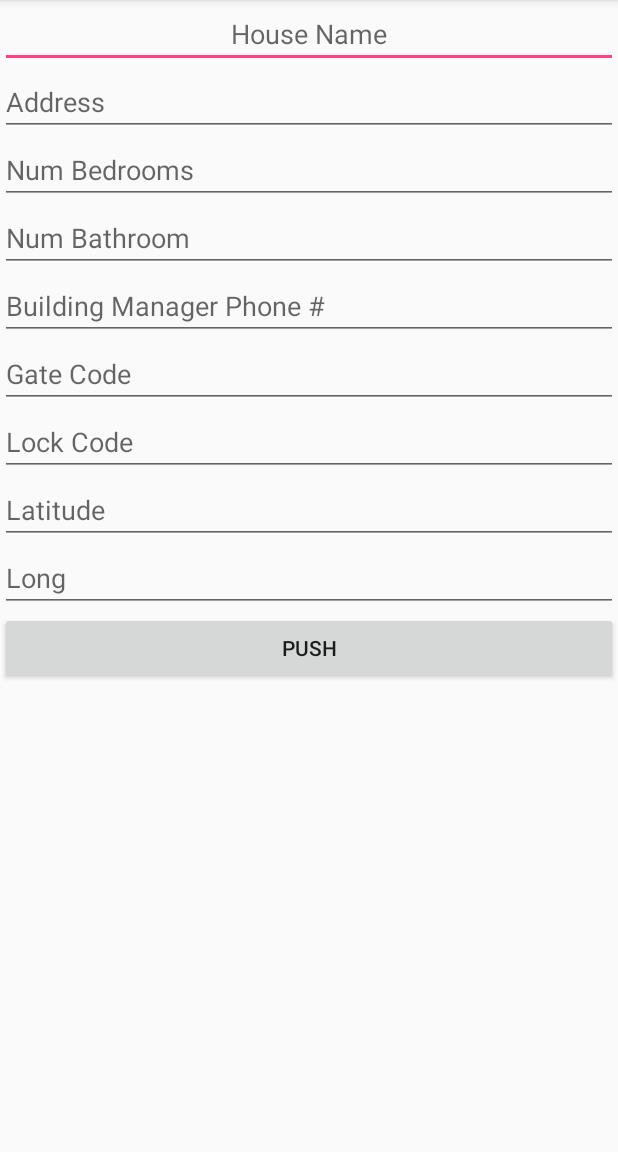
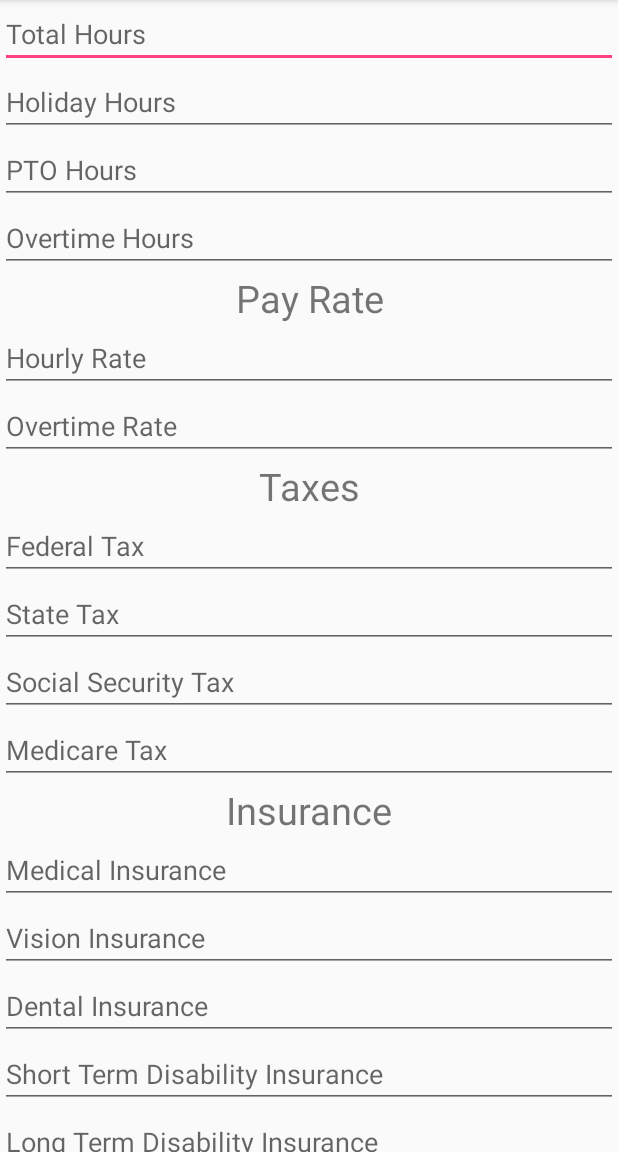
Before and after one commit to torresedel/FinalProjTest, an Android app: the screen it shows after launch (MainActivity before the commit, FinanceInfoActivity after it), on a phone screen of 412 x 824 dp, the part 84-1236 px from its top. Run offline under Robolectric (Android 15) with nearby library versions, the phone set to English and light mode, and no system bars; our stand-ins replace ButterKnife.

Commit message:
Added TeamInfo Object and TeamInfo Layout

```diff
--- a/app/src/main/AndroidManifest.xml
+++ b/app/src/main/AndroidManifest.xml
@@ -1,6 +1,8 @@
 <?xml version="1.0" encoding="utf-8"?>
 <manifest xmlns:android="http://schemas.android.com/apk/res/android"
     package="com.example.admin.finalprojtest">
+
+    <uses-permission android:name="android.permission.INTERNET" />
 
     <application
         android:allowBackup="true"
@@ -16,6 +18,7 @@
                 <category android:name="android.intent.category.LAUNCHER" />
             </intent-filter>
         </activity>
+        <activity android:name=".FinanceInfoActivity"></activity>
     </application>
 
 </manifest>
--- /dev/null
+++ b/app/src/main/java/com/example/admin/finalprojtest/FinanceInfoActivity.java
@@ -0,0 +1,158 @@
+package com.example.admin.finalprojtest;
+
+import android.os.Bundle;
+import android.support.v7.app.AppCompatActivity;
+import android.view.View;
+import android.widget.EditText;
+
+import java.text.ParseException;
+import java.text.SimpleDateFormat;
+import java.util.Date;
+
+import butterknife.BindView;
+import butterknife.ButterKnife;
+
+public class FinanceInfoActivity extends AppCompatActivity {
+
+
+    @BindView(R.id.etAddFinance_totalHours)
+    EditText etAddFinanceTotalHours;
+    @BindView(R.id.etAddFinance_overtimeHours)
+    EditText etAddFinanceOvertimeHours;
+    @BindView(R.id.etAddFinance_holidayHours)
+    EditText etAddFinanceHolidayHours;
+    @BindView(R.id.etAddFinance_pto)
+    EditText etAddFinancePto;
+
+    @BindView(R.id.etAddFinance_hourlyRate)
+    EditText etAddFinanceHourlyRate;
+    @BindView(R.id.etAddFinance_overtimeRate)
+    EditText etAddFinanceOvertimeRate;
+
+    @BindView(R.id.etAddFinance_federalTax)
+    EditText etAddFinanceFederalTax;
+    @BindView(R.id.etAddFinance_stateTax)
+    EditText etAddFinanceStateTax;
+    @BindView(R.id.etAddFinance_socialSecurityTax)
+    EditText etAddFinanceSocialSecurityTax;
+    @BindView(R.id.etAddFinance_medicareTax)
+    EditText etAddFinanceMedicareTax;
+
+    @BindView(R.id.etAddFinance_medicalInsurance)
+    EditText etAddFinanceMedicalInsurance;
+    @BindView(R.id.etAddFinance_visionInsurance)
+    EditText etAddFinanceVisionInsurance;
+    @BindView(R.id.etAddFinance_dentalInsurance)
+    EditText etAddFinanceDentalInsurance;
+    @BindView(R.id.etAddFinance_shortTermDisabilityInsurance)
+    EditText etAddFinanceShortTermDisabilityInsurance;
+    @BindView(R.id.etAddFinance_longTermDisabilityInsurance)
+    EditText etAddFinanceLongTermDisabilityInsurance;
+    @BindView(R.id.etAddFinance_lifeInsurance)
+    EditText etAddFinanceLifeInsurance;
+
+    @BindView(R.id.etAddFinance_dateFrom)
+    EditText etAddFinanceDateFrom;
+    @BindView(R.id.etAddFinance_dateTo)
+    EditText etAddFinanceDateTo;
+    @BindView(R.id.etAddFinance_payDate)
+    EditText etAddFinancePayDate;
+
+    FinanceInfoClass financeInfoClass;
+
+    @Override
+    protected void onCreate(Bundle savedInstanceState) {
+        super.onCreate(savedInstanceState);
+        setContentView(R.layout.activity_finance_info_class);
+        ButterKnife.bind(this);
+
+    }
+
+    public void addFinance(View view) {
+
+        float totalHours = Float.valueOf(etAddFinanceTotalHours.getText().toString());
+        float holidayHours = Float.valueOf(etAddFinanceHolidayHours.getText().toString());
+        float ptoUsedHours = Float.valueOf(etAddFinancePto.getText().toString());
+        float overtimeHours = Float.valueOf(etAddFinanceOvertimeHours.getText().toString());
+
+        float hourlyRate = Float.valueOf(etAddFinanceHourlyRate.getText().toString());
+        float overtimeRate = Float.valueOf(etAddFinanceOvertimeRate.getText().toString());
+
+        float federalTax = Float.valueOf(etAddFinanceFederalTax.getText().toString());
+        float stateTax = Float.valueOf(etAddFinanceStateTax.getText().toString());
+        float socialSecurityTax = Float.valueOf(etAddFinanceSocialSecurityTax.getText().toString());
+        float medicareTax = Float.valueOf(etAddFinanceMedicareTax.getText().toString());
+
+        float medicalInsurance = Float.valueOf(etAddFinanceMedicalInsurance.getText().toString());
+        float visionInsurance = Float.valueOf(etAddFinanceVisionInsurance.getText().toString());
+        float dentalInsurance = Float.valueOf(etAddFinanceDentalInsurance.getText().toString());
+        float shortTermDisabilityInsurance = Float.valueOf(etAddFinanceShortTermDisabilityInsurance.getText().toString());
+        float longTermDisabilityInsurance = Float.valueOf(etAddFinanceLongTermDisabilityInsurance.getText().toString());
+        float lifeInsurance = Float.valueOf(etAddFinanceLifeInsurance.getText().toString());
+
+        SimpleDateFormat df = new SimpleDateFormat("mm/dd/yyyy");
+
+        Date dateFrom = null;
+        try {
+            dateFrom = df.parse(etAddFinanceDateFrom.getText().toString());
+        } catch (ParseException e) {
+            e.printStackTrace();
+        }
+        Date dateTo = null;
+        try {
+            dateTo = df.parse(etAddFinanceDateFrom.getText().toString());
+        } catch (ParseException e) {
+            e.printStackTrace();
+        }
+        Date payDate = null;
+        try {
+            payDate = df.parse(etAddFinanceDateFrom.getText().toString());
+        } catch (ParseException e) {
+            e.printStackTrace();
+        }
+
+
+        financeInfoClass = new FinanceInfoClass(totalHours, holidayHours, ptoUsedHours,
+                overtimeHours,
+                hourlyRate, overtimeRate,
+                federalTax, stateTax, socialSecurityTax, medicareTax,
+                medicalInsurance, visionInsurance, dentalInsurance,
+                shortTermDisabilityInsurance, longTermDisabilityInsurance, lifeInsurance,
+                dateFrom, dateTo, payDate);
+
+    }
+
+    float getTotalPay() {
+
+        float total;
+
+        float totalHours = Float.valueOf(etAddFinanceTotalHours.getText().toString());
+        float holidayHours = Float.valueOf(etAddFinanceHolidayHours.getText().toString());
+        float ptoUsedHours = Float.valueOf(etAddFinancePto.getText().toString());
+        float overtimeHours = Float.valueOf(etAddFinanceOvertimeHours.getText().toString());
+
+        float hourlyRate = Float.valueOf(etAddFinanceHourlyRate.getText().toString());
+        float overtimeRate = Float.valueOf(etAddFinanceOvertimeRate.getText().toString());
+
+        float federalTax = Float.valueOf(etAddFinanceFederalTax.getText().toString());
+        float stateTax = Float.valueOf(etAddFinanceStateTax.getText().toString());
+        float socialSecurityTax = Float.valueOf(etAddFinanceSocialSecurityTax.getText().toString());
+        float medicareTax = Float.valueOf(etAddFinanceMedicareTax.getText().toString());
+
+        float medicalInsurance = Float.valueOf(etAddFinanceMedicalInsurance.getText().toString());
+        float visionInsurance = Float.valueOf(etAddFinanceVisionInsurance.getText().toString());
+        float dentalInsurance = Float.valueOf(etAddFinanceDentalInsurance.getText().toString());
+        float shortTermDisabilityInsurance = Float.valueOf(etAddFinanceShortTermDisabilityInsurance.getText().toString());
+        float longTermDisabilityInsurance = Float.valueOf(etAddFinanceLongTermDisabilityInsurance.getText().toString());
+        float lifeInsurance = Float.valueOf(etAddFinanceLifeInsurance.getText().toString());
+
+        total = (totalHours + holidayHours + ptoUsedHours) * hourlyRate
+                + (overtimeRate * overtimeHours)
+                - federalTax - stateTax - socialSecurityTax - medicareTax
+                - medicalInsurance - visionInsurance - dentalInsurance
+                - shortTermDisabilityInsurance - longTermDisabilityInsurance
+                - lifeInsurance;
+
+        return total;
+    }
+}
--- a/app/src/main/java/com/example/admin/finalprojtest/MainActivity.java
+++ b/app/src/main/java/com/example/admin/finalprojtest/MainActivity.java
@@ -1,5 +1,6 @@
 package com.example.admin.finalprojtest;
 
+import android.content.Intent;
 import android.os.Bundle;
 import android.support.v7.app.AppCompatActivity;
 import android.view.View;
@@ -35,11 +36,43 @@ public class MainActivity extends AppCompatActivity {
     @Override
     protected void onCreate(Bundle savedInstanceState) {
         super.onCreate(savedInstanceState);
-        setContentView(R.layout.housing_info_input);
-        ButterKnife.bind(this);
+        setContentView(R.layout.team_info_input);
+        //ButterKnife.bind(this);
+
+        Intent intent = new Intent();
+        intent.setClass(this, FinanceInfoActivity.class);
+        startActivity(intent);
     }
 
-    public void sendToFirebase(View view) {
+    TeamInfo teamInfo;
+
+    EditText teamName;
+    EditText teamMember1;
+    EditText teamMember2;
+    EditText teamMember3;
+
+    public void sendTeamInfo(View view) {
+
+        if (teamName != null
+                && teamMember1 != null
+                && teamMember2 != null
+                && teamMember3 != null) {
+
+            String tName = teamName.getText().toString();
+            List<String> members = new ArrayList<>();
+
+            members.add(teamMember1.getText().toString());
+            members.add(teamMember2.getText().toString());
+            members.add(teamMember3.getText().toString());
+
+            teamInfo = new TeamInfo(tName, members);
+        }
+
+    }
+
+
+
+    /*public void sendToFirebase(View view) {
 
         String name = tvName.getText().toString();
         String address = tvAddress.getText().toString();
@@ -54,27 +87,5 @@ public class MainActivity extends AppCompatActivity {
 
         HousingInfoClass housing = new HousingInfoClass(name, address, numBedroom, numBathroom, buildingManagerPhone, gateCode, lockCode, lat, lng);
 
-    }
-
-    TeamInfo teamInfo;
-    EditText teamName;
-    EditText teamMember1;
-    EditText teamMember2;
-    EditText teamMember3;
-
-    public void sendTeamInfo(View view) {
-
-        if(teamName != null && teamMember1 != null && teamMember2 != null && teamMember3 != null){
-
-            String tName = teamName.getText().toString();
-            List<String> members = new ArrayList<String>();
-
-            members.add(teamMember1.getText().toString());
-            members.add(teamMember2.getText().toString());
-            members.add(teamMember3.getText().toString());
-
-            teamInfo = new TeamInfo(tName, members);
-        }
-
-    }
+    }*/
 }
--- /dev/null
+++ b/app/src/main/res/layout/activity_finance_info_class.xml
@@ -0,0 +1,193 @@
+<?xml version="1.0" encoding="utf-8"?>
+<ScrollView xmlns:android="http://schemas.android.com/apk/res/android"
+    xmlns:app="http://schemas.android.com/apk/res-auto"
+    xmlns:tools="http://schemas.android.com/tools"
+    android:layout_width="match_parent"
+    android:layout_height="match_parent"
+    tools:context="com.example.admin.finalprojtest.FinanceInfoActivity">
+
+    <LinearLayout
+        android:layout_width="match_parent"
+        android:layout_height="match_parent"
+        android:orientation="vertical">
+
+        <EditText
+            android:id="@+id/etAddFinance_totalHours"
+            android:layout_width="match_parent"
+            android:layout_height="wrap_content"
+            android:hint="Total Hours"
+            android:inputType="numberDecimal" />
+
+        <EditText
+            android:id="@+id/etAddFinance_holidayHours"
+            android:layout_width="match_parent"
+            android:layout_height="wrap_content"
+            android:hint="Holiday Hours"
+            android:inputType="numberDecimal" />
+
+        <EditText
+            android:id="@+id/etAddFinance_pto"
+            android:layout_width="match_parent"
+            android:layout_height="wrap_content"
+            android:hint="PTO Hours"
+            android:inputType="numberDecimal" />
+
+        <EditText
+            android:id="@+id/etAddFinance_overtimeHours"
+            android:layout_width="match_parent"
+            android:layout_height="wrap_content"
+            android:hint="Overtime Hours"
+            android:inputType="numberDecimal" />
+
+        <!--.................................................-->
+
+        <TextView
+            android:layout_width="match_parent"
+            android:layout_height="wrap_content"
+            android:gravity="center"
+            android:text="Pay Rate"
+            android:textSize="25sp" />
+
+        <EditText
+            android:id="@+id/etAddFinance_hourlyRate"
+            android:layout_width="match_parent"
+            android:layout_height="wrap_content"
+            android:hint="Hourly Rate"
+            android:inputType="numberDecimal" />
+
+        <EditText
+            android:id="@+id/etAddFinance_overtimeRate"
+            android:layout_width="match_parent"
+            android:layout_height="wrap_content"
+            android:hint="Overtime Rate"
+            android:inputType="numberDecimal" />
+
+        <!--.................................................-->
+
+        <TextView
+            android:layout_width="match_parent"
+            android:layout_height="wrap_content"
+            android:gravity="center"
+            android:text="Taxes"
+            android:textSize="25sp" />
+
+        <EditText
+            android:id="@+id/etAddFinance_federalTax"
+            android:layout_width="match_parent"
+            android:layout_height="wrap_content"
+            android:hint="Federal Tax"
+            android:inputType="numberDecimal" />
+
+        <EditText
+            android:id="@+id/etAddFinance_stateTax"
+            android:layout_width="match_parent"
+            android:layout_height="wrap_content"
+            android:hint="State Tax"
+            android:inputType="numberDecimal" />
+
+        <EditText
+            android:id="@+id/etAddFinance_socialSecurityTax"
+            android:layout_width="match_parent"
+            android:layout_height="wrap_content"
+            android:hint="Social Security Tax"
+            android:inputType="numberDecimal" />
+
+        <EditText
+            android:id="@+id/etAddFinance_medicareTax"
+            android:layout_width="match_parent"
+            android:layout_height="wrap_content"
+            android:hint="Medicare Tax"
+            android:inputType="numberDecimal" />
+
+        <!--.................................................-->
+
+        <TextView
+            android:layout_width="match_parent"
+            android:layout_height="wrap_content"
+            android:gravity="center"
+            android:text="Insurance"
+            android:textSize="25sp" />
+
+        <EditText
+            android:id="@+id/etAddFinance_medicalInsurance"
+            android:layout_width="match_parent"
+            android:layout_height="wrap_content"
+            android:hint="Medical Insurance"
+            android:inputType="numberDecimal" />
+
+        <EditText
+            android:id="@+id/etAddFinance_visionInsurance"
+            android:layout_width="match_parent"
+            android:layout_height="wrap_content"
+            android:hint="Vision Insurance"
+            android:inputType="numberDecimal" />
+
+        <EditText
+            android:id="@+id/etAddFinance_dentalInsurance"
+            android:layout_width="match_parent"
+            android:layout_height="wrap_content"
+            android:hint="Dental Insurance"
+            android:inputType="numberDecimal" />
+
+        <EditText
+            android:id="@+id/etAddFinance_shortTermDisabilityInsurance"
+            android:layout_width="match_parent"
+            android:layout_height="wrap_content"
+            android:hint="Short Term Disability Insurance"
+            android:inputType="numberDecimal" />
+
+        <EditText
+            android:id="@+id/etAddFinance_longTermDisabilityInsurance"
+            android:layout_width="match_parent"
+            android:layout_height="wrap_content"
+            android:hint="Long Term Disability Insurance"
+            android:inputType="numberDecimal" />
+
+        <EditText
+            android:id="@+id/etAddFinance_lifeInsurance"
+            android:layout_width="match_parent"
+            android:layout_height="wrap_content"
+            android:hint="Life Insurance"
+            android:inputType="numberDecimal" />
+
+        <!--.................................................-->
+
+        <TextView
+            android:layout_width="match_parent"
+            android:layout_height="wrap_content"
+            android:gravity="center"
+            android:text="Dates"
+            android:textSize="25sp" />
+
+        <EditText
+            android:id="@+id/etAddFinance_dateFrom"
+            android:layout_width="match_parent"
+            android:layout_height="wrap_content"
+            android:hint="Date From: MM/DD/YYYY"
+            android:inputType="date" />
+
+        <EditText
+            android:id="@+id/etAddFinance_dateTo"
+            android:layout_width="match_parent"
+            android:layout_height="wrap_content"
+            android:hint="Date To: MM/DD/YYYY"
+            android:inputType="date" />
+
+        <EditText
+            android:id="@+id/etAddFinance_payDate"
+            android:layout_width="match_parent"
+            android:layout_height="wrap_content"
+            android:hint="Pay Date: MM/DD/YYYY"
+            android:inputType="date" />
+
+        <!--.................................................-->
+
+        <Button
+            android:layout_width="match_parent"
+            android:layout_height="wrap_content"
+            android:onClick="addFinance"
+            android:text="Add Finance Info" />
+
+
+    </LinearLayout>
+</ScrollView>
--- a/app/src/main/res/layout/personal_info_input.xml
+++ b/app/src/main/res/layout/personal_info_input.xml
@@ -8,7 +8,7 @@
     tools:context="com.example.admin.finalprojtest.MainActivity">
 
     <EditText
-        android:id="@+id/fName"
+        android:id="@+id/tvAddPersonal"
         android:layout_width="match_parent"
         android:layout_height="wrap_content"
         android:hint="First Name" />
```
Also changed, not shown: app/build.gradle (+6 -4 lines), app/src/main/java/com/example/admin/finalprojtest/FinanceInfoClass.java (added, +211 -0 lines), app/src/main/java/com/example/admin/finalprojtest/PersonalInfoClass.java (+4 -4 lines), app/src/main/res/layout/team_info_input.xml (+17 -13 lines).
